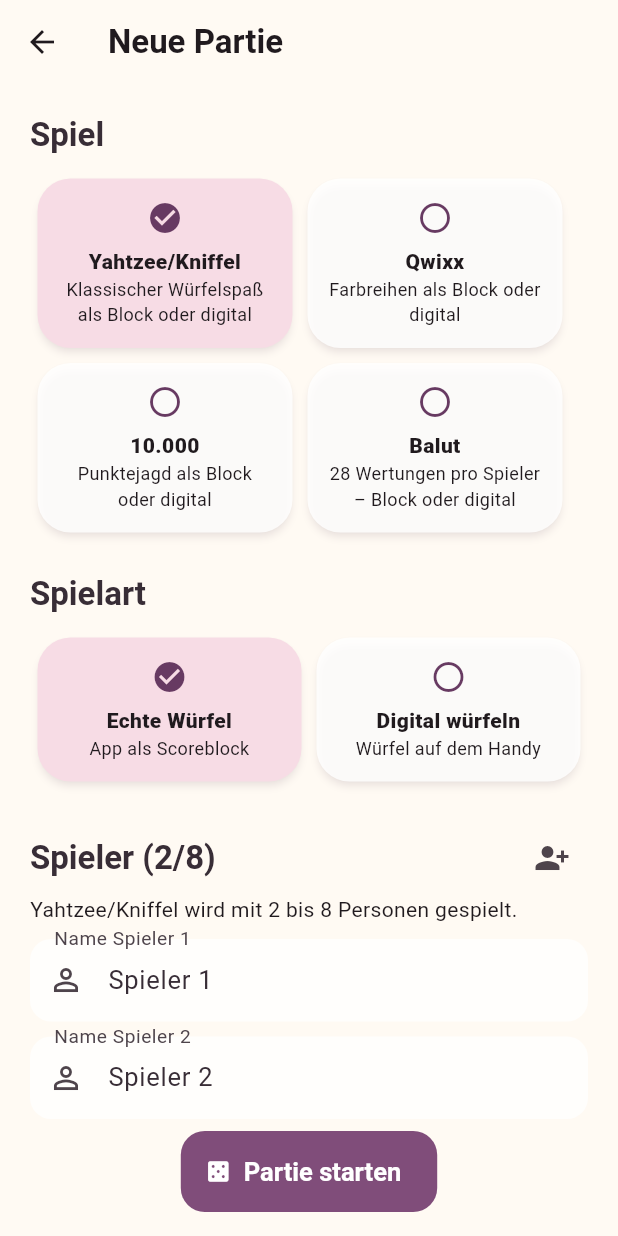
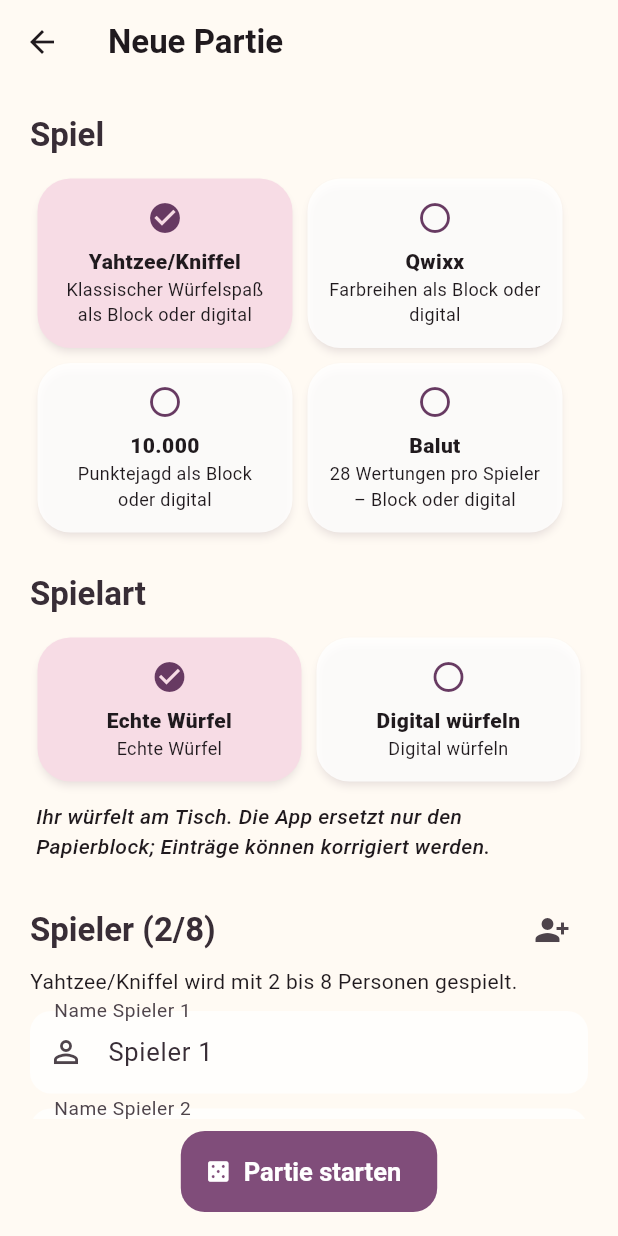
Before and after one commit to Weltenwanderer1/wuerfelblock, a Flutter app: the screen it shows after launch, after a tap on "Neue Partie", on a phone screen of 412 x 824 dp. Run offline on Flutter 3.47's test engine with Material 3 defaults, Android fonts, the phone set to English and light mode, and no system bars; our stand-ins replace shared_preferences.

Commit message:
feat: bessere Setup-Erklärung für Block/Digital
- GameMode hat jetzt eine zentrale shortDescription und longDescription
  in game_models.dart. Im Setup-Screen steht unter den Modus-Karten
  ein erklärender Satz, der die praktische Konsequenz des Modus nennt
  (Echte Würfel = Papierblock-Ersatz, Digital würfeln = App würfelt
  und wertet automatisch).
- _ChoiceCard akzeptiert einen optionalen Key; die Modus-Karten
  haben jetzt game-mode-block und game-mode-digital als stabile
  Test-Keys. Tests müssen nicht mehr auf den doppelten Text-Label
  zurückgreifen.

Tests: 195 gruen, analyzer sauber.

Bump auf 1.4.2+8.

```diff
--- a/lib/models/game_models.dart
+++ b/lib/models/game_models.dart
@@ -5,6 +5,22 @@
 enum RuleSet { yatzy, kniffel }
 
 enum GameMode { block, digital }
+
+extension GameModeDescription on GameMode {
+  String get shortDescription => switch (this) {
+    GameMode.block => 'Echte Würfel',
+    GameMode.digital => 'Digital würfeln',
+  };
+
+  String get longDescription => switch (this) {
+    GameMode.block =>
+      'Ihr würfelt am Tisch. Die App ersetzt nur den Papierblock; '
+          'Einträge können korrigiert werden.',
+    GameMode.digital =>
+      'Die App würfelt und prüft gültige Aktionen. '
+          'Halten, Zugwechsel und Wertung laufen in der App.',
+  };
+}
 
 enum ScoreCategory {
   ones,
--- a/lib/screens/setup_screen.dart
+++ b/lib/screens/setup_screen.dart
@@ -220,15 +220,26 @@
             for (final item in GameMode.values)
               Expanded(
                 child: _ChoiceCard(
+                  key: Key('game-mode-${item.name}'),
                   label: item.label,
-                  detail: item == GameMode.block
-                      ? 'App als Scoreblock'
-                      : 'Würfel auf dem Handy',
+                  detail: item.shortDescription,
                   selected: mode == item,
                   onTap: () => setState(() => mode = item),
                 ),
               ),
           ],
+        ),
+        const SizedBox(height: 8),
+        Padding(
+          padding: const EdgeInsets.symmetric(horizontal: 4),
+          child: Text(
+            mode.longDescription,
+            key: const Key('game-mode-help'),
+            style: const TextStyle(
+              fontStyle: FontStyle.italic,
+              fontWeight: FontWeight.w500,
+            ),
+          ),
         ),
         const SizedBox(height: 22),
         Row(
@@ -282,6 +293,7 @@
 
 class _ChoiceCard extends StatelessWidget {
   const _ChoiceCard({
+    super.key,
     required this.label,
     required this.detail,
     required this.selected,
--- a/pubspec.yaml
+++ b/pubspec.yaml
@@ -16,7 +16,7 @@
 # https://developer.apple.com/library/archive/documentation/General/Reference/InfoPlistKeyReference/Articles/CoreFoundationKeys.html
 # In Windows, build-name is used as the major, minor, and patch parts
 # of the product and file versions while build-number is used as the build suffix.
-version: 1.4.1+7
+version: 1.4.2+8
 
 environment:
   sdk: ^3.11.3
```
Also changed, not shown: 3 other files.
